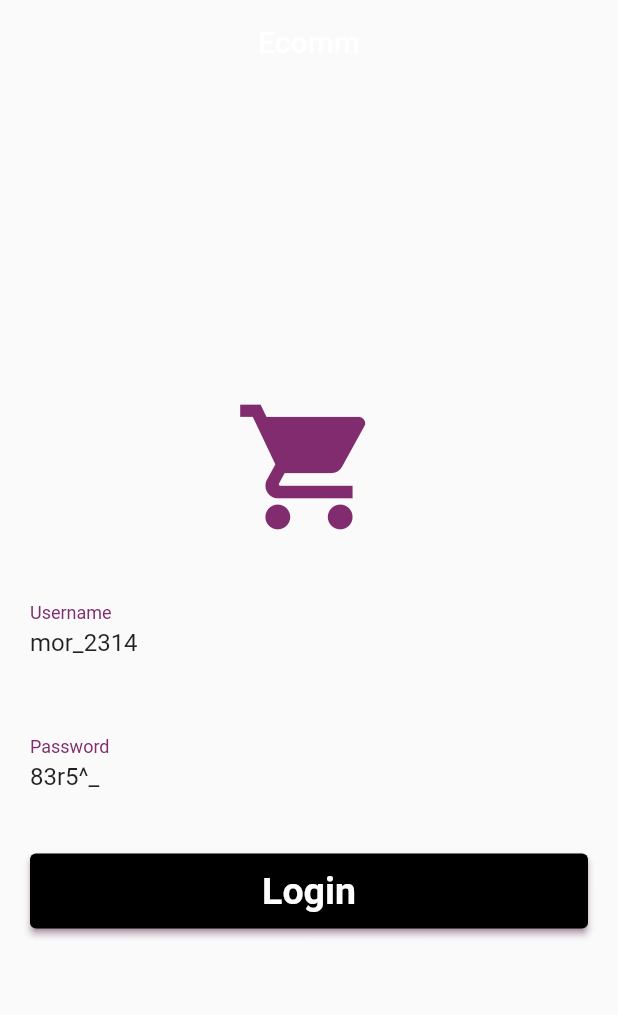
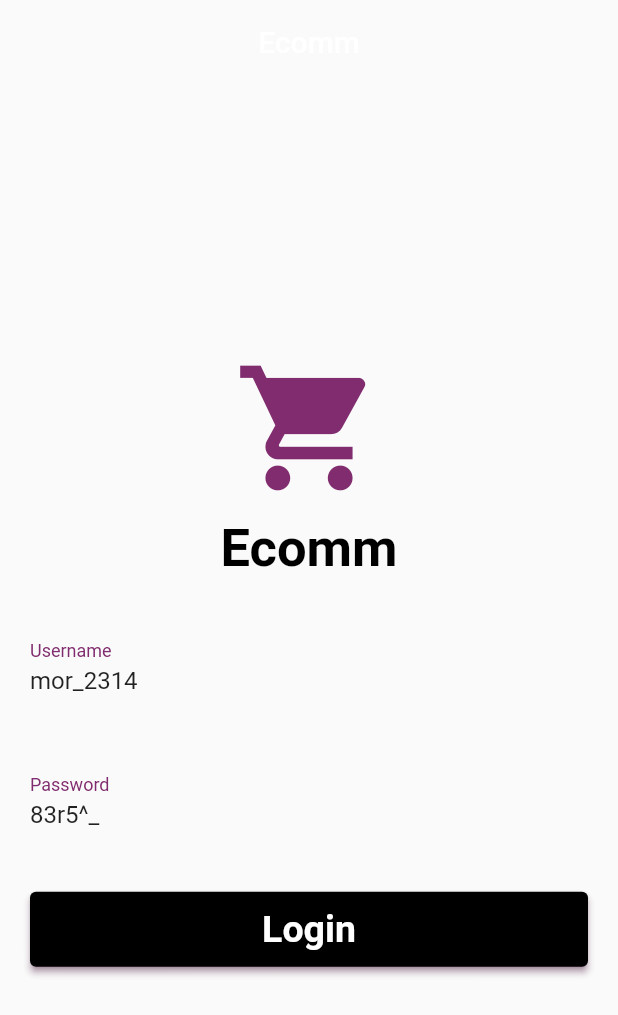
Before and after one commit to HardikSJain/Ecomm-FakeStoreAPI, a Flutter app: the screen it shows after launch, on a phone screen of 412 x 824 dp. Shown: the top 1015 px of the screen. Run offline on Flutter 3.47's test engine with Material 2 defaults, Android fonts, the phone set to English and light mode, and no system bars.

Commit message:
update Login page

```diff
--- a/lib/screens/login_screen.dart
+++ b/lib/screens/login_screen.dart
@@ -28,6 +28,17 @@ class LoginScreen extends StatelessWidget {
             const Icon(
               Icons.shopping_cart,
               size: 100,
+            ),
+            SizedBox(
+              height: 10,
+            ),
+            Text(
+              "Ecomm",
+              style: TextStyle(
+                fontSize: 35,
+                fontWeight: FontWeight.bold,
+                color: Colors.black,
+              ),
             ),
             SizedBox(
               height: 30,
```
